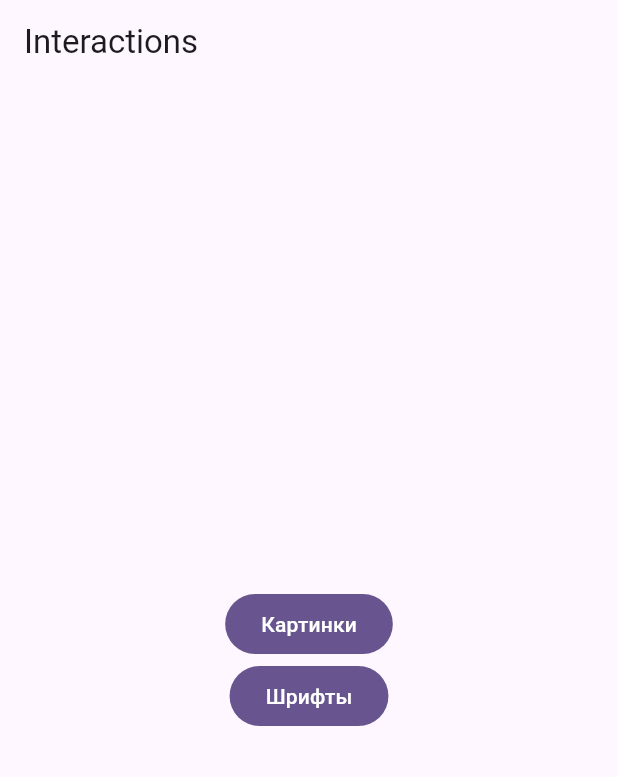
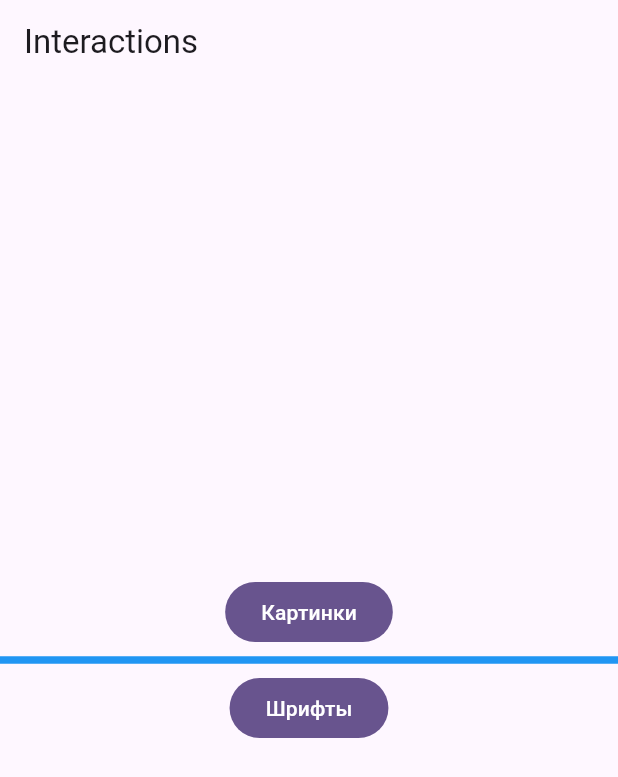
Before and after one commit to ilyasov-ainur/courses_3, a Flutter app: the screen it shows after launch, on a phone screen of 412 x 824 dp. Shown: the top 777 px of the screen. Run offline on Flutter 3.47's test engine with Material 3 defaults, Android fonts, the phone set to English and light mode, and no system bars; our stand-ins replace flutter_svg.

Commit message:
feat: add theming, svgpicture

```diff
--- a/lib/main.dart
+++ b/lib/main.dart
@@ -14,7 +14,14 @@ class MyApp extends StatelessWidget {
     return MaterialApp(
       title: 'Flutter Demo',
       theme: ThemeData(
-        colorScheme: ColorScheme.fromSeed(seedColor: Colors.deepPurple),
+        colorScheme: ColorScheme.fromSeed(
+          seedColor: Colors.deepPurple,
+          onPrimary: Colors.white,
+        ),
+        dividerTheme: const DividerThemeData(
+          color: Colors.yellow,
+          thickness: 5,
+        ),
         useMaterial3: true,
       ),
       home: const MyHomePage(title: 'Flutter Demo Home Page'),
@@ -38,6 +45,9 @@ class MyHomePage extends StatelessWidget {
           mainAxisAlignment: MainAxisAlignment.center,
           children: <Widget>[
             _Button(label: 'Картинки', child: ImagesScreen()),
+            Divider(
+              color: Colors.blue,
+            ),
             _Button(label: 'Шрифты', child: FontsScreen()),
           ],
         ),
@@ -58,8 +68,7 @@ class _Button extends StatelessWidget {
   Widget build(BuildContext context) {
     return FilledButton(
       onPressed: () {
-        Navigator.of(context)
-            .push(MaterialPageRoute(builder: (context) => child));
+        Navigator.of(context).push(MaterialPageRoute(builder: (context) => child));
       },
       child: Text(label),
     );
--- a/pubspec.yaml
+++ b/pubspec.yaml
@@ -11,7 +11,7 @@ environment:
 dependencies:
   flutter:
     sdk: flutter
-  surf_lint_rules: ^3.0.0
+
   surf_logger: ^2.0.0
   flutter_svg: 2.0.10+1
 
@@ -19,8 +19,7 @@ dev_dependencies:
   flutter_test:
     sdk: flutter
   spider: 4.2.2
-
-  flutter_lints: ^2.0.0
+  surf_lint_rules: ^3.0.0
 
 flutter:
   uses-material-design: true
--- a/spider.yaml
+++ b/spider.yaml
@@ -33,12 +33,12 @@ groups:
   - paths:
       - assets/images
     class_name: MyImages
-    types: [ .png, .jpg, .jpeg, .webp, .webm, .bmp ]
+    types: [.png, .jpg, .jpeg, .webp, .webm, .bmp]
   - paths:
       - assets/images
     class_name: MySvgImages
-    types: [ .svg ]
+    types: [.svg]
   - paths:
       - assets/images/icons
     class_name: MyIcons
-    types: [ .png ]
+    types: [.png]
```
Also changed, not shown: lib/assets/res/icons.dart (deleted, +0 -11 lines), lib/assets/res/images.dart (deleted, +0 -9 lines), lib/screens/fonts.dart (+12 -7 lines), lib/screens/images.dart (+10 -4 lines), pubspec.lock.
